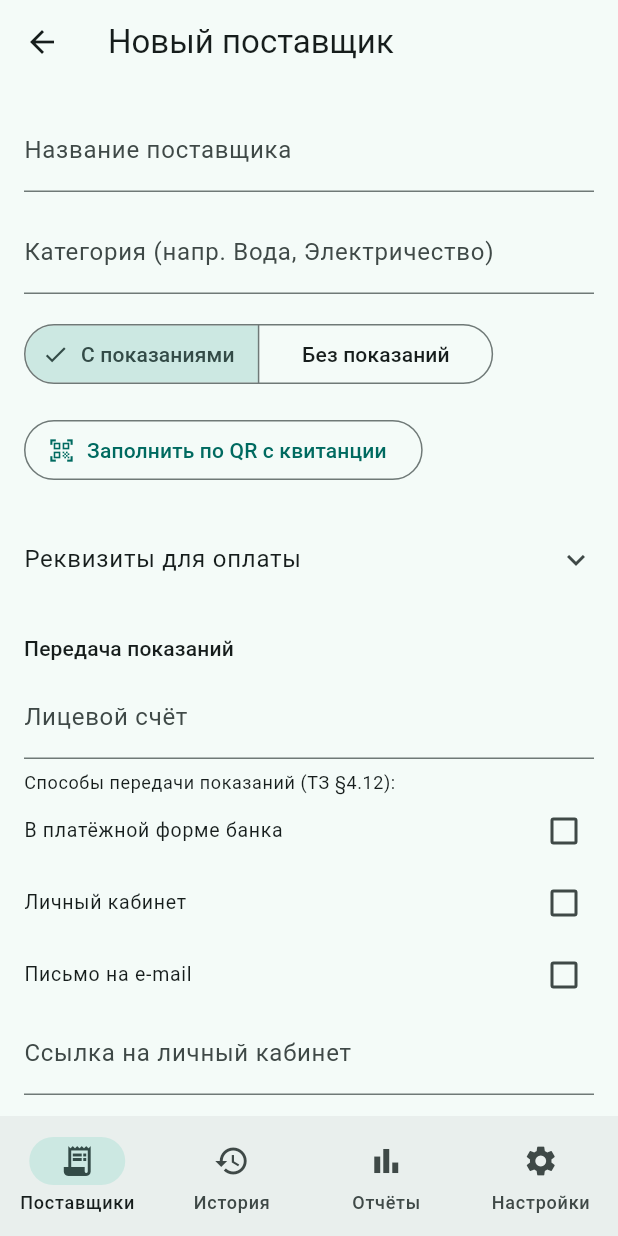
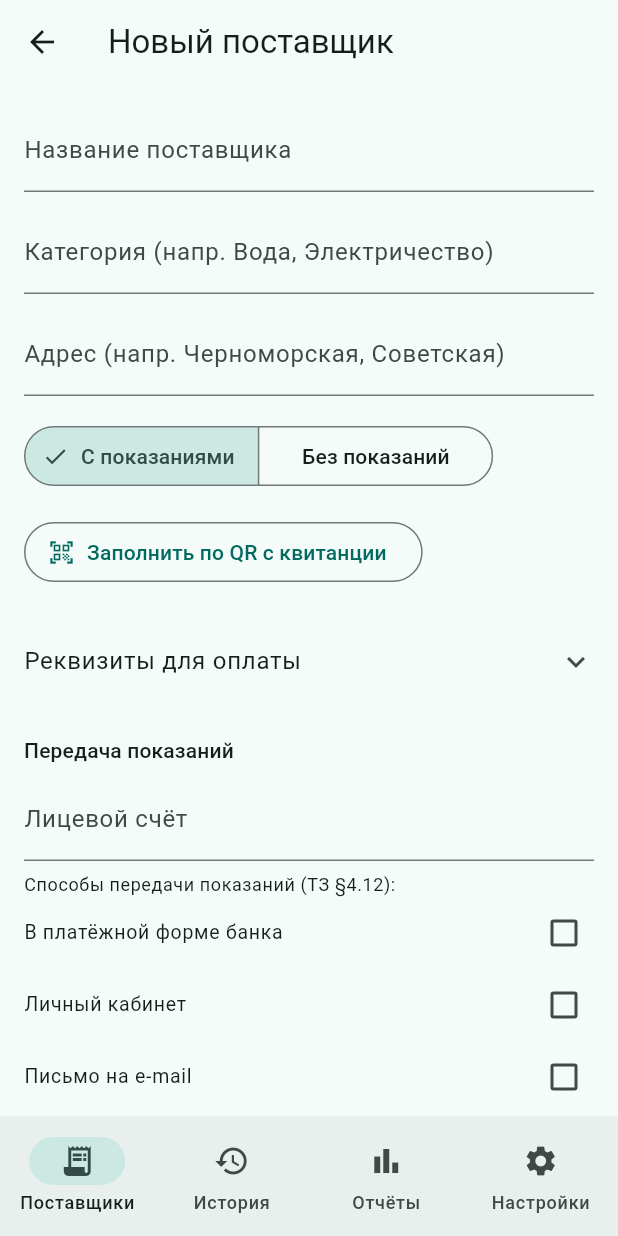
Before and after one commit to olegrtishchev-source/kommunalka, a Flutter app: the screen it shows once a user with an empty profile is signed in, after a tap on the "add" icon, on a phone screen of 412 x 824 dp. Run offline on Flutter 3.47's test engine with Material 3 defaults, Android fonts, the phone set to English and light mode, and no system bars; our stand-ins replace drift, drift_flutter, flutter_riverpod, go_router, image_picker, qr_flutter and 3 more; missing offline and left inert: excel, flutter_web_auth_2, gal, mobile_scanner; accounts and stored records are empty; generated files the repository leaves out were written again.

Commit message:
этап-5.6: адреса (объекты) — поле у поставщика и переключатель на главной
- Supplier.address: миграция Supabase, модель, drift v6, репозиторий, поле в форме

- главная: чипы адресов из данных + Все, фильтрация, запоминание выбора (SettingsService)

- проверено на устройстве: фильтрация + поставщик без показаний

```diff
--- a/lib/database/app_database.dart
+++ b/lib/database/app_database.dart
@@ -22,7 +22,7 @@ class AppDatabase extends _$AppDatabase {
   AppDatabase() : super(_openConnection());
 
   @override
-  int get schemaVersion => 5;
+  int get schemaVersion => 6;
 
   /// Очистка локального кеша с последующей повторной загрузкой из облака
   /// (ТЗ §4.8, экран «Настройки») — сама повторная загрузка (refresh() у
@@ -56,6 +56,8 @@ class AppDatabase extends _$AppDatabase {
           //
           // v4 → v5 (Этап 5.8): добавлены поля у Suppliers — personal_account,
           // reading_methods, cabinet_url, reading_email (ТЗ v2.1, §4.11/§4.12).
+          //
+          // v5 → v6 (Этап 5.6): добавлено поле address у Suppliers (ТЗ §4.13).
           for (final table in allTables) {
             await m.deleteTable(table.actualTableName);
           }
--- a/lib/database/tables/suppliers_table.dart
+++ b/lib/database/tables/suppliers_table.dart
@@ -23,6 +23,8 @@ class Suppliers extends Table {
   TextColumn get readingMethods => text().nullable()();
   TextColumn get cabinetUrl => text().nullable()();
   TextColumn get readingEmail => text().nullable()();
+  /// Адрес (объект) поставщика — свободный текст (ТЗ §4.13).
+  TextColumn get address => text().nullable()();
   DateTimeColumn get archivedAt => dateTime().nullable()();
   DateTimeColumn get createdAt => dateTime()();
   DateTimeColumn get updatedAt => dateTime()();
--- a/lib/models/supplier.dart
+++ b/lib/models/supplier.dart
@@ -77,6 +77,7 @@ class Supplier {
     this.readingMethods = const [],
     this.cabinetUrl,
     this.readingEmail,
+    this.address,
     this.archivedAt,
     required this.createdAt,
     required this.updatedAt,
@@ -93,6 +94,8 @@ class Supplier {
   final List<String> readingMethods;
   final String? cabinetUrl;
   final String? readingEmail;
+  /// Адрес (объект) поставщика — свободный текст, ТЗ §4.13.
+  final String? address;
   final DateTime? archivedAt;
   final DateTime createdAt;
   final DateTime updatedAt;
@@ -117,6 +120,7 @@ class Supplier {
           const [],
       cabinetUrl: json['cabinet_url'] as String?,
       readingEmail: json['reading_email'] as String?,
+      address: json['address'] as String?,
       archivedAt: parseDateOrNull(json['archived_at']),
       createdAt: parseDate(json['created_at']),
       updatedAt: parseDate(json['updated_at']),
@@ -136,6 +140,7 @@ class Supplier {
       'reading_methods': readingMethods,
       'cabinet_url': cabinetUrl,
       'reading_email': readingEmail,
+      'address': address,
       'archived_at': archivedAt?.toIso8601String(),
       'created_at': createdAt.toIso8601String(),
       'updated_at': updatedAt.toIso8601String(),
--- a/lib/repositories/supplier_repository.dart
+++ b/lib/repositories/supplier_repository.dart
@@ -61,6 +61,7 @@ class SupplierRepository {
     List<String> readingMethods = const [],
     String? cabinetUrl,
     String? readingEmail,
+    String? address,
   }) async {
     final row = await guardRepositoryCall(
       () => _client
@@ -75,6 +76,7 @@ class SupplierRepository {
             'reading_methods': readingMethods,
             'cabinet_url': cabinetUrl,
             'reading_email': readingEmail,
+            'address': address,
           })
           .select()
           .single(),
@@ -101,6 +103,7 @@ class SupplierRepository {
             'reading_methods': supplier.readingMethods,
             'cabinet_url': supplier.cabinetUrl,
             'reading_email': supplier.readingEmail,
+            'address': supplier.address,
           })
           .eq('id', supplier.id)
           .select()
@@ -156,6 +159,7 @@ class SupplierRepository {
       ),
       cabinetUrl: Value(s.cabinetUrl),
       readingEmail: Value(s.readingEmail),
+      address: Value(s.address),
       archivedAt: Value(s.archivedAt),
       createdAt: Value(s.createdAt),
       updatedAt: Value(s.updatedAt),
--- a/lib/screens/supplier_form/supplier_form_screen.dart
+++ b/lib/screens/supplier_form/supplier_form_screen.dart
@@ -79,6 +79,7 @@ class _SupplierFormScreenState extends ConsumerState<SupplierFormScreen> {
   final _formKey = GlobalKey<FormState>();
   final _nameController = TextEditingController();
   final _categoryController = TextEditingController();
+  final _addressController = TextEditingController();
   final _paymentPurposeController = TextEditingController();
   final _recipientController = TextEditingController();
   final _innController = TextEditingController();
@@ -122,6 +123,7 @@ class _SupplierFormScreenState extends ConsumerState<SupplierFormScreen> {
   void dispose() {
     _nameController.dispose();
     _categoryController.dispose();
+    _addressController.dispose();
     _paymentPurposeController.dispose();
     _recipientController.dispose();
     _innController.dispose();
@@ -168,6 +170,7 @@ class _SupplierFormScreenState extends ConsumerState<SupplierFormScreen> {
         _existingSupplier = supplier;
         _nameController.text = supplier.name;
         _categoryController.text = supplier.category ?? '';
+        _addressController.text = supplier.address ?? '';
         _paymentPurposeController.text = supplier.paymentPurposeTemplate ?? '';
         _type = SupplierType.fromDb(supplier.type);
         final bankDetailsJson = supplier.bankDetails;
@@ -301,6 +304,7 @@ class _SupplierFormScreenState extends ConsumerState<SupplierFormScreen> {
             userId: existing.userId,
             name: _nameController.text.trim(),
             category: _emptyToNull(_categoryController.text),
+            address: _emptyToNull(_addressController.text),
             type: _type,
             bankDetails: bankDetails,
             paymentPurposeTemplate: _emptyToNull(_paymentPurposeController.text),
@@ -317,6 +321,7 @@ class _SupplierFormScreenState extends ConsumerState<SupplierFormScreen> {
         supplier = await supplierRepo.create(
           name: _nameController.text.trim(),
           category: _emptyToNull(_categoryController.text),
+          address: _emptyToNull(_addressController.text),
           type: _type,
           bankDetails: bankDetails,
           paymentPurposeTemplate: _emptyToNull(_paymentPurposeController.text),
@@ -510,6 +515,13 @@ class _SupplierFormScreenState extends ConsumerState<SupplierFormScreen> {
                       controller: _categoryController,
                       decoration: const InputDecoration(
                         labelText: 'Категория (напр. Вода, Электричество)',
+                      ),
+                    ),
+                    const SizedBox(height: 12),
+                    TextFormField(
+                      controller: _addressController,
+                      decoration: const InputDecoration(
+                        labelText: 'Адрес (напр. Черноморская, Советская)',
                       ),
                     ),
                     const SizedBox(height: 16),
--- a/lib/screens/suppliers_list/suppliers_list_screen.dart
+++ b/lib/screens/suppliers_list/suppliers_list_screen.dart
@@ -5,6 +5,7 @@ import 'package:go_router/go_router.dart';
 import '../../database/app_database.dart';
 import '../../models/payment.dart';
 import '../../providers/payment_provider.dart';
+import '../../providers/settings_provider.dart';
 import '../../providers/supplier_provider.dart';
 import '../../repositories/payment_repository.dart';
 import '../../utils/payment_status_format.dart';
@@ -33,16 +34,26 @@ class SuppliersListScreen extends ConsumerStatefulWidget {
 }
 
 class _SuppliersListScreenState extends ConsumerState<SuppliersListScreen> {
+  /// Выбранный адрес-фильтр (ТЗ §4.13); null — «Все» (без фильтра).
+  String? _selectedAddress;
+
   @override
   void initState() {
     super.initState();
     // Разовая подтяжка кеша из Supabase при открытии экрана (ТЗ §4.7).
-    // Pull-to-refresh — отдельный будущий пункт (сейчас в плане не заведён
-    // явным номером; если понадобится — добавим при следующей правке).
-    Future.microtask(() {
+    Future.microtask(() async {
       ref.read(supplierRepositoryProvider).refresh();
       ref.read(paymentRepositoryProvider).refresh();
+      final settings = await ref.read(settingsServiceProvider.future);
+      if (!mounted) return;
+      setState(() => _selectedAddress = settings.selectedAddress);
     });
+  }
+
+  Future<void> _selectAddress(String? address) async {
+    setState(() => _selectedAddress = address);
+    final settings = await ref.read(settingsServiceProvider.future);
+    await settings.setSelectedAddress(address);
   }
 
   Future<bool> _confirmArchive(BuildContext context, String name) async {
@@ -87,8 +98,8 @@ class _SuppliersListScreenState extends ConsumerState<SuppliersListScreen> {
       body: StreamBuilder<List<SupplierRow>>(
         stream: supplierRepo.watchActive(),
         builder: (context, snapshot) {
-          final suppliers = snapshot.data ?? const [];
-          if (suppliers.isEmpty) {
+          final allSuppliers = snapshot.data ?? const [];
+          if (allSuppliers.isEmpty) {
             return const Center(
               child: Padding(
                 padding: EdgeInsets.all(24),
@@ -96,10 +107,55 @@ class _SuppliersListScreenState extends ConsumerState<SuppliersListScreen> {
               ),
             );
           }
+
+          // Список адресов собирается из данных (ТЗ §4.13): какие адреса
+          // реально заполнены у поставщиков, в алфавитном порядке.
+          final addresses = <String>{
+            for (final s in allSuppliers)
+              if (s.address != null && s.address!.trim().isNotEmpty)
+                s.address!.trim(),
+          }.toList()
+            ..sort();
+
+          // Фильтр: null («Все») — все; иначе — только поставщики этого адреса
+          // (поставщики без адреса видны только в «Все»).
+          final suppliers = _selectedAddress == null
+              ? allSuppliers
+              : allSuppliers
+                  .where((s) => s.address?.trim() == _selectedAddress)
+                  .toList();
+
           return Column(
             children: [
+              if (addresses.isNotEmpty)
+                SizedBox(
+                  height: 48,
+                  child: ListView(
+                    scrollDirection: Axis.horizontal,
+                    padding: const EdgeInsets.symmetric(horizontal: 12),
+                    children: [
+                      Padding(
+                        padding: const EdgeInsets.symmetric(horizontal: 4),
+                        child: ChoiceChip(
+                          label: const Text('Все'),
+                          selected: _selectedAddress == null,
+                          onSelected: (_) => _selectAddress(null),
+                        ),
+                      ),
+                      for (final address in addresses)
+                        Padding(
+                          padding: const EdgeInsets.symmetric(horizontal: 4),
+                          child: ChoiceChip(
+                            label: Text(address),
+                            selected: _selectedAddress == address,
+                            onSelected: (_) => _selectAddress(address),
+                          ),
+                        ),
+                    ],
+                  ),
+                ),
               const Padding(
-                padding: EdgeInsets.fromLTRB(16, 8, 16, 0),
+                padding: EdgeInsets.fromLTRB(16, 0, 16, 0),
                 child: Row(
                   children: [
                     Icon(Icons.swipe_left, size: 16),
@@ -114,7 +170,14 @@ class _SuppliersListScreenState extends ConsumerState<SuppliersListScreen> {
                 ),
               ),
               Expanded(
-                child: ListView.builder(
+                child: suppliers.isEmpty
+                    ? const Center(
+                        child: Padding(
+                          padding: EdgeInsets.all(24),
+                          child: Text('По этому адресу поставщиков нет.'),
+                        ),
+                      )
+                    : ListView.builder(
                         itemCount: suppliers.length,
                         itemBuilder: (context, index) {
                           final supplier = suppliers[index];
@@ -124,19 +187,23 @@ class _SuppliersListScreenState extends ConsumerState<SuppliersListScreen> {
                             background: Container(
                               color: Theme.of(context).colorScheme.errorContainer,
                               alignment: Alignment.centerRight,
-                        padding: const EdgeInsets.symmetric(horizontal: 20),
+                              padding:
+                                  const EdgeInsets.symmetric(horizontal: 20),
                               child: const Icon(Icons.archive_outlined),
                             ),
-                      confirmDismiss: (_) => _confirmArchive(context, supplier.name),
+                            confirmDismiss: (_) =>
+                                _confirmArchive(context, supplier.name),
                             onDismissed: (_) {
-                        ref.read(supplierRepositoryProvider).archive(supplier.id);
+                              ref
+                                  .read(supplierRepositoryProvider)
+                                  .archive(supplier.id);
                             },
                             child: Card(
                               margin: const EdgeInsets.symmetric(
                                   horizontal: 12, vertical: 6),
                               child: ListTile(
-                          leading:
-                              Icon(iconForSupplierCategory(supplier.category)),
+                                leading: Icon(
+                                    iconForSupplierCategory(supplier.category)),
                                 title: Text(supplier.name),
                                 subtitle: supplier.category != null
                                     ? Text(supplier.category!)
@@ -145,7 +212,8 @@ class _SuppliersListScreenState extends ConsumerState<SuppliersListScreen> {
                                   supplierId: supplier.id,
                                   paymentRepo: paymentRepo,
                                 ),
-                          onTap: () => context.push('/suppliers/${supplier.id}'),
+                                onTap: () =>
+                                    context.push('/suppliers/${supplier.id}'),
                               ),
                             ),
                           );
```
Also changed, not shown: lib/services/settings_service.dart (+10 -0 lines), lib/database/app_database.g.dart, 3 other files. Lines whose indentation alone changed are shown as unchanged.
